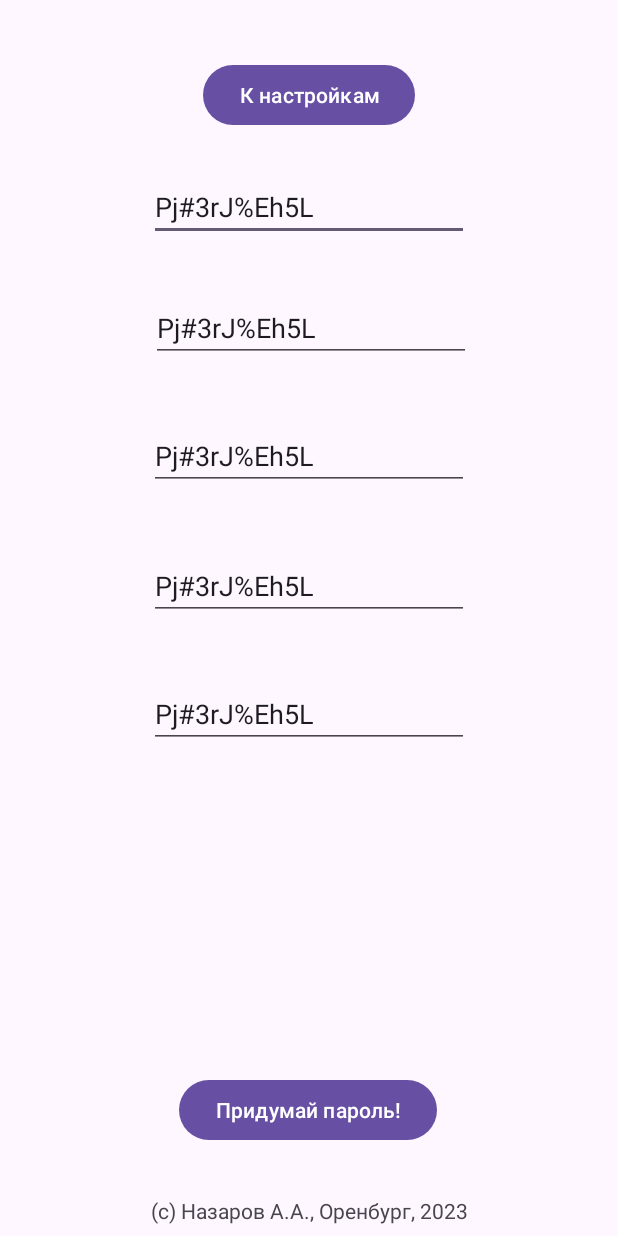
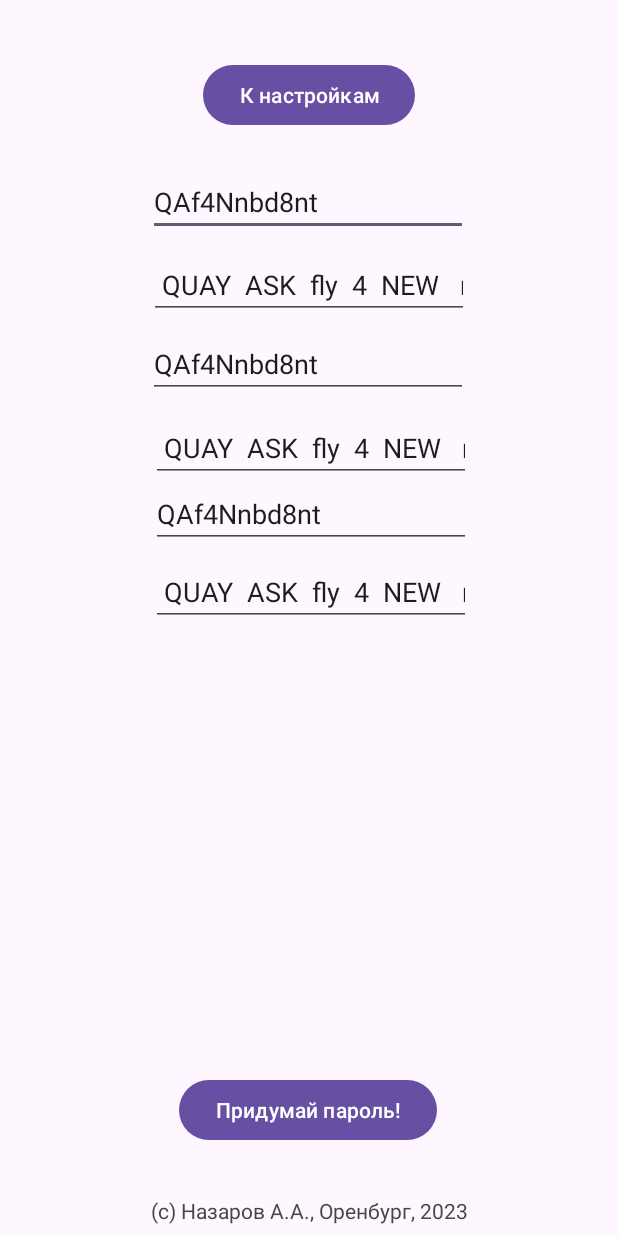
Before and after one commit to ArtNazarov/jvpasswordgenerator, an Android app: the screen it shows after launch (MainActivity), after a tap on "Придумай пароль!", on a phone screen of 412 x 824 dp. Run offline under Robolectric (Android 15) with nearby library versions, the phone set to English and light mode, and no system bars.

Commit message:
Added mnemonics for passwords

```diff
--- a/app/src/main/java/ru/artnazarov/jvpasswordgenerator/MainActivity.java
+++ b/app/src/main/java/ru/artnazarov/jvpasswordgenerator/MainActivity.java
@@ -9,15 +9,22 @@ import android.widget.Button;
 import android.widget.CheckBox;
 import android.widget.EditText;
 import android.widget.CompoundButton;
-import android.widget.TextView;
-import java.nio.charset.Charset;
+
+import org.w3c.dom.Document;
+import org.w3c.dom.Element;
+import org.w3c.dom.NodeList;
+
+import java.util.Arrays;
+import java.util.Objects;
 import java.util.Random;
+import java.util.HashMap;
+import java.util.List;
+import java.util.ArrayList;
+import java.io.InputStream;
 
 
-import java.nio.charset.Charset;
-import java.util.Random;
-
-
+import javax.xml.parsers.DocumentBuilder;
+import javax.xml.parsers.DocumentBuilderFactory;
 
 public class MainActivity extends AppCompatActivity {
 
@@ -26,15 +33,14 @@ public class MainActivity extends AppCompatActivity {
     protected boolean useNumbers = true;
     protected boolean useSpecialChars = true;
 
+    protected static HashMap<Character, List<String>> dict = load_list();
+
 
     @Override
     protected void onCreate(Bundle savedInstanceState) {
         super.onCreate(savedInstanceState);
 
         switchToMain();
-
-
-
 
     }
 
@@ -103,7 +109,7 @@ public class MainActivity extends AppCompatActivity {
 
 
 
-        String alphanumeric = "~";
+        String alphanumeric = "";
         if (needNumbers) { alphanumeric = alphanumeric.concat(numbers_chars); };
         if (needSmall) {alphanumeric = alphanumeric.concat(small_chars); };
         if (needBig) { alphanumeric = alphanumeric.concat(big_chars);};
@@ -122,15 +128,38 @@ public class MainActivity extends AppCompatActivity {
         EditText p1 = (EditText) findViewById(R.id.password1);
         EditText p2 = (EditText) findViewById(R.id.password2);
         EditText p3 = (EditText) findViewById(R.id.password3);
-        EditText p4 = (EditText) findViewById(R.id.password4);
-        EditText p5 = (EditText) findViewById(R.id.password5);
 
-        // Получаем значение из элемента управления
-        p1.setText(generateRandomString(10, 12, this.useBigLetters, this.useSmallLetters, this.useNumbers, this.useSpecialChars));
-        p2.setText(generateRandomString(10, 12, this.useBigLetters, this.useSmallLetters, this.useNumbers, this.useSpecialChars));
-        p3.setText(generateRandomString(10, 12, this.useBigLetters, this.useSmallLetters, this.useNumbers, this.useSpecialChars));
-        p4.setText(generateRandomString(10, 12, this.useBigLetters, this.useSmallLetters, this.useNumbers, this.useSpecialChars));
-        p5.setText(generateRandomString(10, 12, this.useBigLetters, this.useSmallLetters, this.useNumbers, this.useSpecialChars));
+
+
+
+
+
+
+        String pass1 = generateRandomString(10, 12, this.useBigLetters, this.useSmallLetters, this.useNumbers, this.useSpecialChars);
+        String pass2 = generateRandomString(10, 12, this.useBigLetters, this.useSmallLetters, this.useNumbers, this.useSpecialChars);
+        String pass3 = generateRandomString(10, 12, this.useBigLetters, this.useSmallLetters, this.useNumbers, this.useSpecialChars);
+
+        p1.setText(pass1);
+        p2.setText(pass2);
+        p3.setText(pass3);
+
+
+        // Work with mnemonics
+
+        EditText mnemonics1 = (EditText) findViewById(R.id.mnemonics1);
+        EditText mnemonics2 = (EditText) findViewById(R.id.mnemonics2);
+        EditText mnemonics3 = (EditText) findViewById(R.id.mnemonics3);
+
+        String mnemo1 = getMnemonicByPassword(pass1, MainActivity.dict);
+        String mnemo2 = getMnemonicByPassword(pass2, MainActivity.dict);
+        String mnemo3 = getMnemonicByPassword(pass3, MainActivity.dict);
+
+        mnemonics1.setText(mnemo1);
+        mnemonics2.setText(mnemo2);
+        mnemonics3.setText(mnemo3);
+
+
+
 
 
     }
@@ -163,7 +192,7 @@ public class MainActivity extends AppCompatActivity {
 
     public void onChangeNum(CompoundButton b, boolean isChecked){
 
-        CheckBox chk_Num = (CheckBox) findViewById(R.id.chk_use_big_letters);
+        CheckBox chk_Num = (CheckBox) findViewById(R.id.chk_use_numbers);
         this.useNumbers = chk_Num.isChecked();
 
     }
@@ -176,5 +205,99 @@ public class MainActivity extends AppCompatActivity {
         }
 
 
+    // Вернет случайное слово из словаря
+    public static String getRandomWord(HashMap<Character, List<String>> hash, char ch) {
+        // Получаем список слов на заданную букву
+        List<String> words = hash.get(ch);
+        // если список пуст
+        if (words == null || words.isEmpty()) {
+            // вернуть пустое значение
+            return null;
+        }
+        // генератор случайных чисел
+        Random random = new Random();
+        // Вернуть случайный индекс исходя из размера списка
+        int index = random.nextInt(words.size());
+        // Вернуть слово из списка по заданному индексу
+        return words.get(index);
+
+    }
+
+
+    public static HashMap<Character, List<String>> load_list(){
+
+        HashMap<Character, List<String>> d = new HashMap<>();
+
+        d.put('a',  Arrays.asList("ant", "ask", "ace"));
+        d.put('b',  Arrays.asList("bat", "box", "bag"));
+        d.put('c',  Arrays.asList("cat", "car", "cow"));
+        d.put('d',  Arrays.asList("dog", "day", "dip"));
+        d.put('e',  Arrays.asList("egg", " ear ", "elm"));
+        d.put('f',  Arrays.asList("fan", " fly ", "fox"));
+        d.put('g',  Arrays.asList("gum", " gas ", "gem"));
+        d.put('h',  Arrays.asList("hat", " hot ", "hop"));
+        d.put('i',  Arrays.asList("ice", " ink ", "ivy"));
+        d.put('j',  Arrays.asList("jam", " jet ", "joy"));
+        d.put('k',  Arrays.asList("key", " kid ", "kit"));
+        d.put('l',  Arrays.asList("log", " lap ", "lot"));
+        d.put('m',  Arrays.asList("man", " map ", "mud"));
+        d.put('n',  Arrays.asList("nut", " new ", "nap"));
+        d.put('o',  Arrays.asList("owl", " oak ", "orb"));
+        d.put('p',  Arrays.asList("pen", " pig ", "pan"));
+        d.put('q',  Arrays.asList("quip", " quay ", "quid"));
+        d.put('r',  Arrays.asList("rat", " red ", "rug"));
+        d.put('s',  Arrays.asList("sun", " sea ", "sky"));
+        d.put('t',  Arrays.asList("tea", " toe ", "top"));
+        d.put('u',  Arrays.asList("urn", " use ", "ups"));
+        d.put('v',  Arrays.asList("van", " vet ", "vie"));
+        d.put('w',  Arrays.asList("wig", " win ", "web"));
+        d.put('x',  Arrays.asList("xis", " xiv ", "xii"));
+        d.put('y',  Arrays.asList("yak", " yam ", "yew"));
+        d.put('z',  Arrays.asList("zoo", " zap ", "zip"));
+
+
+
+        return d;
+    };
+
+
+
+    public static String getMnemonicByPassword(String password, HashMap<Character, List<String>> dict){
+        String result = "";
+        for (int i = 0; i < password.length(); i++) {
+            char ch = password.charAt(i);
+            if ( (ch >= 'a') && (ch <= 'z') ){
+
+                result = result.concat( getRandomWord(dict, ch) );
+
+            } else if ( (ch >= 'A') && (ch <= 'Z') ) {
+
+                Character ch2 = ch;
+
+                char lower_ch = ch2.toString().toLowerCase().charAt(0);
+
+                String word = getRandomWord(dict, lower_ch);
+
+                if (word != null)
+                        {
+                            result = result.concat( word.toUpperCase() ); }
+                        else
+                        {
+                            result = result.concat("!error!");
+                        };
+                }
+
+
+            else
+            {
+
+                result += ch;
+
+            };
+            if ( (i+1) != password.length() ) result = result.concat(" ");
+        };
+        return result;
+    }
+
 
 }
--- a/app/src/main/res/layout/activity_main.xml
+++ b/app/src/main/res/layout/activity_main.xml
@@ -22,12 +22,12 @@
         android:id="@+id/password1"
         android:layout_width="wrap_content"
         android:layout_height="wrap_content"
-        android:layout_marginTop="115dp"
+        android:layout_marginTop="112dp"
         android:ems="10"
         android:inputType="text"
         android:text=""
         app:layout_constraintEnd_toEndOf="parent"
-        app:layout_constraintHorizontal_bias="0.5"
+        app:layout_constraintHorizontal_bias="0.497"
         app:layout_constraintStart_toStartOf="parent"
         app:layout_constraintTop_toTopOf="parent" />
 
@@ -35,12 +35,12 @@
         android:id="@+id/password2"
         android:layout_width="wrap_content"
         android:layout_height="wrap_content"
-        android:layout_marginTop="196dp"
+        android:layout_marginTop="220dp"
         android:ems="10"
         android:inputType="text"
         android:text=""
         app:layout_constraintEnd_toEndOf="parent"
-        app:layout_constraintHorizontal_bias="0.507"
+        app:layout_constraintHorizontal_bias="0.497"
         app:layout_constraintStart_toStartOf="parent"
         app:layout_constraintTop_toTopOf="parent" />
 
@@ -48,38 +48,12 @@
         android:id="@+id/password3"
         android:layout_width="wrap_content"
         android:layout_height="wrap_content"
-        android:layout_marginTop="281dp"
+        android:layout_marginTop="320dp"
         android:ems="10"
         android:inputType="text"
         android:text=""
         app:layout_constraintEnd_toEndOf="parent"
-        app:layout_constraintHorizontal_bias="0.5"
-        app:layout_constraintStart_toStartOf="parent"
-        app:layout_constraintTop_toTopOf="parent" />
-
-    <EditText
-        android:id="@+id/password5"
-        android:layout_width="wrap_content"
-        android:layout_height="wrap_content"
-        android:layout_marginTop="453dp"
-        android:ems="10"
-        android:inputType="text"
-        android:text="?"
-        app:layout_constraintEnd_toEndOf="parent"
-        app:layout_constraintHorizontal_bias="0.5"
-        app:layout_constraintStart_toStartOf="parent"
-        app:layout_constraintTop_toTopOf="parent" />
-
-    <EditText
-        android:id="@+id/password4"
-        android:layout_width="wrap_content"
-        android:layout_height="wrap_content"
-        android:layout_marginTop="368dp"
-        android:ems="10"
-        android:inputType="text"
-        android:text="?"
-        app:layout_constraintEnd_toEndOf="parent"
-        app:layout_constraintHorizontal_bias="0.5"
+        app:layout_constraintHorizontal_bias="0.507"
         app:layout_constraintStart_toStartOf="parent"
         app:layout_constraintTop_toTopOf="parent" />
 
@@ -105,5 +79,44 @@
         app:layout_constraintStart_toStartOf="parent"
         app:layout_constraintTop_toTopOf="parent" />
 
+    <EditText
+        android:id="@+id/mnemonics1"
+        android:layout_width="wrap_content"
+        android:layout_height="wrap_content"
+        android:layout_marginTop="167dp"
+        android:ems="10"
+        android:inputType="text"
+        android:text=""
+        app:layout_constraintEnd_toEndOf="parent"
+        app:layout_constraintHorizontal_bias="0.5"
+        app:layout_constraintStart_toStartOf="parent"
+        app:layout_constraintTop_toTopOf="parent" />
+
+    <EditText
+        android:id="@+id/mnemonics2"
+        android:layout_width="wrap_content"
+        android:layout_height="wrap_content"
+        android:layout_marginTop="276dp"
+        android:ems="10"
+        android:inputType="text"
+        android:text=""
+        app:layout_constraintEnd_toEndOf="parent"
+        app:layout_constraintHorizontal_bias="0.507"
+        app:layout_constraintStart_toStartOf="parent"
+        app:layout_constraintTop_toTopOf="parent" />
+
+    <EditText
+        android:id="@+id/mnemonics3"
+        android:layout_width="wrap_content"
+        android:layout_height="wrap_content"
+        android:layout_marginTop="372dp"
+        android:ems="10"
+        android:inputType="text"
+        android:text=""
+        app:layout_constraintEnd_toEndOf="parent"
+        app:layout_constraintHorizontal_bias="0.507"
+        app:layout_constraintStart_toStartOf="parent"
+        app:layout_constraintTop_toTopOf="parent" />
+
 
 </androidx.constraintlayout.widget.ConstraintLayout>
```
Also changed, not shown: 1 other file.
